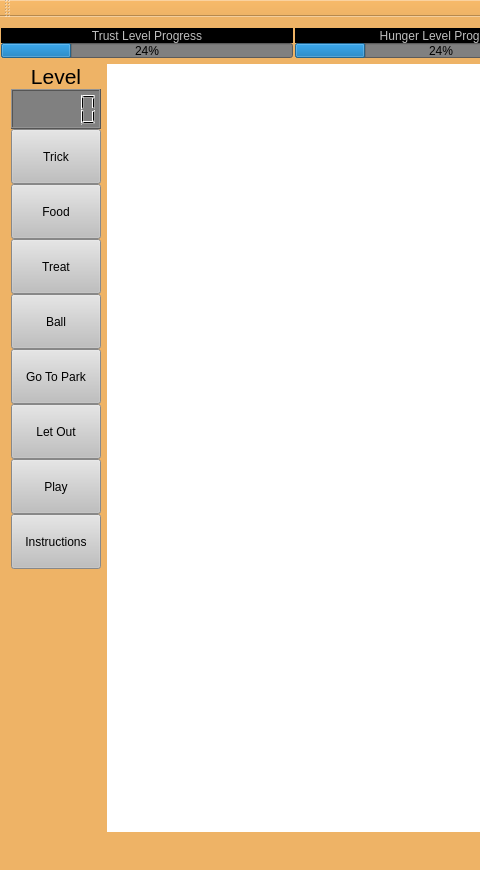
Qt form QtDogs/mainwindow.ui (gurpartb/cs-3505-educational-app) before a commit; both pictures show x 0 to 480 and y 0 to 870 of the 900 by 870 pixel window.
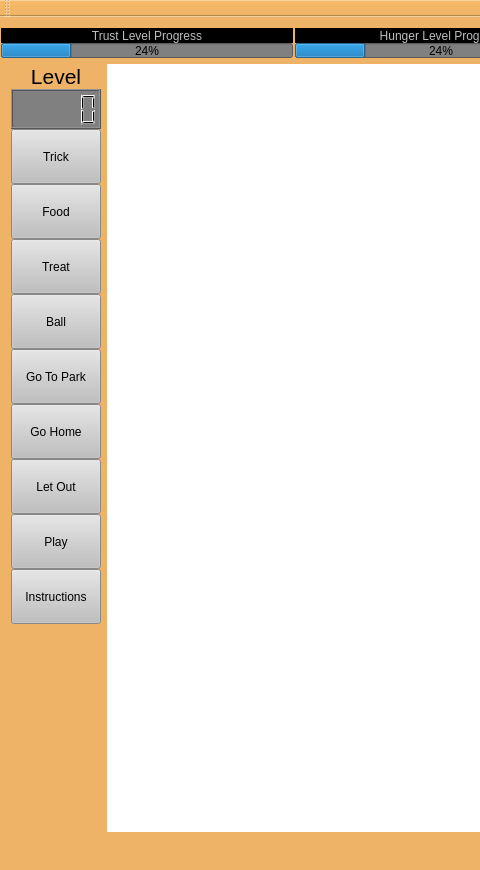
The same form after that commit.

Patch:
```diff
--- a/QtDogs/mainwindow.ui
+++ b/QtDogs/mainwindow.ui
@@ -226,7 +226,7 @@
      <item>
       <layout class="QHBoxLayout" name="horizontalLayout_2">
        <item>
-        <layout class="QVBoxLayout" name="verticalLayout" stretch="0,0,0,0,0,0,0,0,0,0,0">
+        <layout class="QVBoxLayout" name="verticalLayout" stretch="0,0,0,0,0,0,0,0,0,0,0,0">
          <property name="spacing">
           <number>0</number>
          </property>
@@ -382,6 +382,28 @@
            </property>
           </widget>
          </item>
+         <item>
+          <widget class="QPushButton" name="homeButton">
+           <property name="minimumSize">
+            <size>
+             <width>90</width>
+             <height>55</height>
+            </size>
+           </property>
+           <property name="maximumSize">
+            <size>
+             <width>90</width>
+             <height>55</height>
+            </size>
+           </property>
+           <property name="styleSheet">
+            <string notr="true">background-color: #bfbfbf;</string>
+           </property>
+           <property name="text">
+            <string>Go Home</string>
+           </property>
+          </widget>
+         </item>
          <item>
           <widget class="QPushButton" name="letOutButton">
            <property name="minimumSize">
```
